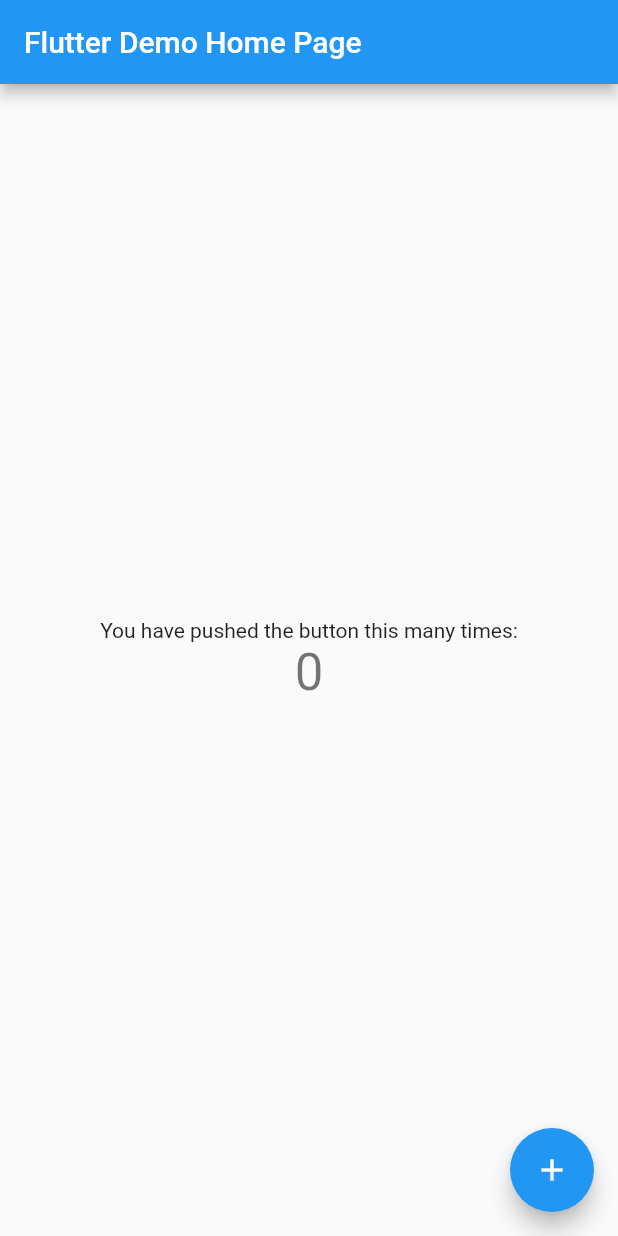
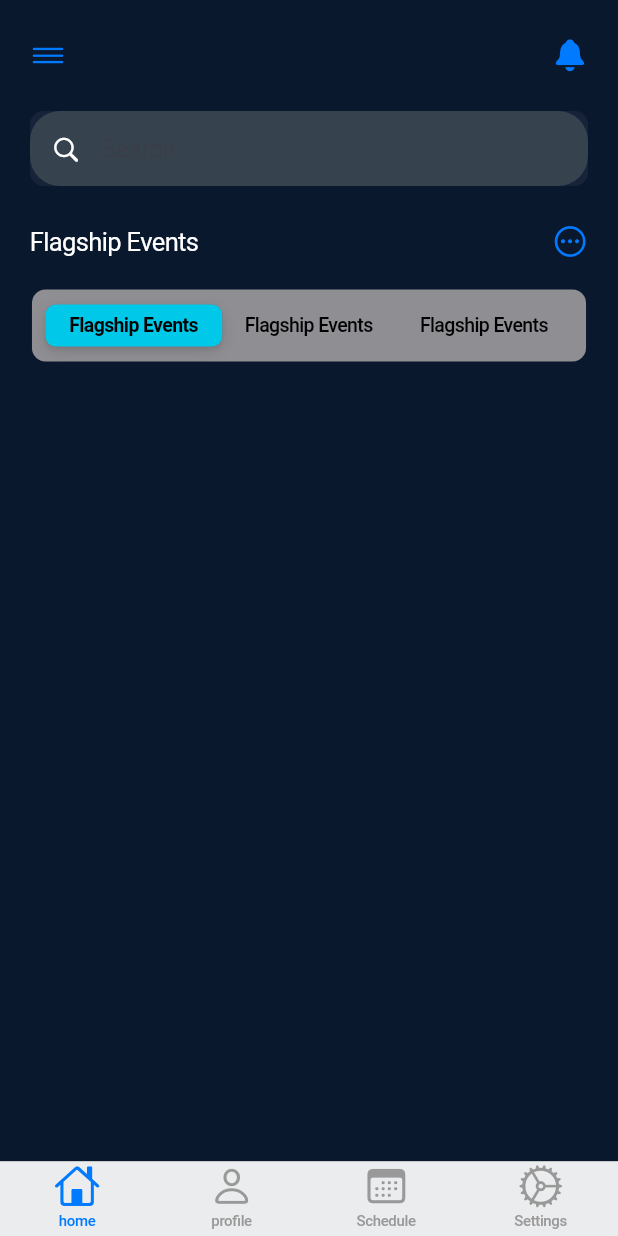
Before and after one commit to devlup-labs/prometeo-23-app, a Flutter app: the screen it shows after launch, on a phone screen of 412 x 824 dp. Run offline on Flutter 3.47's test engine with Material 2 defaults, Android fonts, the phone set to English and light mode, and no system bars.

Commit message:
finished the tabs and search bar

```diff
--- a/lib/main.dart
+++ b/lib/main.dart
@@ -1,4 +1,6 @@
+import 'package:flutter/cupertino.dart';
 import 'package:flutter/material.dart';
+import 'package:prometeo23/pages/landing_page.dart';
 
 void main() {
   runApp(const MyApp());
@@ -10,106 +12,9 @@
   // This widget is the root of your application.
   @override
   Widget build(BuildContext context) {
-    return MaterialApp(
-      title: 'Flutter Demo',
-      theme: ThemeData(
-        // This is the theme of your application.
-        //
-        // Try running your application with "flutter run". You'll see the
-        // application has a blue toolbar. Then, without quitting the app, try
-        // changing the primarySwatch below to Colors.green and then invoke
-        // "hot reload" (press "r" in the console where you ran "flutter run",
-        // or simply save your changes to "hot reload" in a Flutter IDE).
-        // Notice that the counter didn't reset back to zero; the application
-        // is not restarted.
-        primarySwatch: Colors.blue,
-      ),
-      home: const MyHomePage(title: 'Flutter Demo Home Page'),
+    return const CupertinoApp(
+      debugShowCheckedModeBanner: false,
+      home: const LandingPage(),
     );
   }
 }
-
-class MyHomePage extends StatefulWidget {
-  const MyHomePage({super.key, required this.title});
-
-  // This widget is the home page of your application. It is stateful, meaning
-  // that it has a State object (defined below) that contains fields that affect
-  // how it looks.
-
-  // This class is the configuration for the state. It holds the values (in this
-  // case the title) provided by the parent (in this case the App widget) and
-  // used by the build method of the State. Fields in a Widget subclass are
-  // always marked "final".
-
-  final String title;
-
-  @override
-  State<MyHomePage> createState() => _MyHomePageState();
-}
-
-class _MyHomePageState extends State<MyHomePage> {
-  int _counter = 0;
-
-  void _incrementCounter() {
-    setState(() {
-      // This call to setState tells the Flutter framework that something has
-      // changed in this State, which causes it to rerun the build method below
-      // so that the display can reflect the updated values. If we changed
-      // _counter without calling setState(), then the build method would not be
-      // called again, and so nothing would appear to happen.
-      _counter++;
-    });
-  }
-
-  @override
-  Widget build(BuildContext context) {
-    // This method is rerun every time setState is called, for instance as done
-    // by the _incrementCounter method above.
-    //
-    // The Flutter framework has been optimized to make rerunning build methods
-    // fast, so that you can just rebuild anything that needs updating rather
-    // than having to individually change instances of widgets.
-    return Scaffold(
-      appBar: AppBar(
-        // Here we take the value from the MyHomePage object that was created by
-        // the App.build method, and use it to set our appbar title.
-        title: Text(widget.title),
-      ),
-      body: Center(
-        // Center is a layout widget. It takes a single child and positions it
-        // in the middle of the parent.
-        child: Column(
-          // Column is also a layout widget. It takes a list of children and
-          // arranges them vertically. By default, it sizes itself to fit its
-          // children horizontally, and tries to be as tall as its parent.
-          //
-          // Invoke "debug painting" (press "p" in the console, choose the
-          // "Toggle Debug Paint" action from the Flutter Inspector in Android
-          // Studio, or the "Toggle Debug Paint" command in Visual Studio Code)
-          // to see the wireframe for each widget.
-          //
-          // Column has various properties to control how it sizes itself and
-          // how it positions its children. Here we use mainAxisAlignment to
-          // center the children vertically; the main axis here is the vertical
-          // axis because Columns are vertical (the cross axis would be
-          // horizontal).
-          mainAxisAlignment: MainAxisAlignment.center,
-          children: <Widget>[
-            const Text(
-              'You have pushed the button this many times:',
-            ),
-            Text(
-              '$_counter',
-              style: Theme.of(context).textTheme.headline4,
-            ),
-          ],
-        ),
-      ),
-      floatingActionButton: FloatingActionButton(
-        onPressed: _incrementCounter,
-        tooltip: 'Increment',
-        child: const Icon(Icons.add),
-      ), // This trailing comma makes auto-formatting nicer for build methods.
-    );
-  }
-}
--- /dev/null
+++ b/lib/pages/home_page/home_page.dart
@@ -0,0 +1,111 @@
+import 'package:flutter/cupertino.dart';
+import 'package:flutter/material.dart';
+
+class HomePage extends StatefulWidget {
+  const HomePage({super.key});
+
+  @override
+  State<HomePage> createState() => _HomePageState();
+}
+
+class _HomePageState extends State<HomePage> {
+  int groupValue = 0;
+  @override
+  Widget build(BuildContext context) {
+    return  Container(
+      color: Color(0xff0a182e),
+      width: MediaQuery.of(context).size.width,
+      height: MediaQuery.of(context).size.height,
+      padding: const EdgeInsets.symmetric(horizontal: 20),
+      child: Column(
+        children: [
+        const SizedBox(height: 25),
+        Row(
+          mainAxisAlignment: MainAxisAlignment.spaceBetween,
+          children: const [
+            Icon(CupertinoIcons.line_horizontal_3),
+            Icon(CupertinoIcons.bell_solid)
+            ],
+          ),
+
+          // sized box
+          const SizedBox(height: 25),
+
+           // search bar
+           Container(
+            height: 50,
+            decoration: const BoxDecoration(
+              color: Color(0xff2f3b49),
+              borderRadius: BorderRadius.all(Radius.circular(20))
+            ),
+            child: const CupertinoSearchTextField(
+              suffixIcon: Icon(
+                CupertinoIcons.ellipsis_vertical,
+                color: CupertinoColors.white
+                ),
+              prefixIcon: Padding(
+                padding: EdgeInsets.symmetric(horizontal: 8.0),
+                child: Icon(
+                  CupertinoIcons.search,
+                  color: CupertinoColors.white
+                  ),
+              ),
+              )
+            ),
+
+            // sized box
+            const SizedBox(height: 25),
+            // Title of the slider
+            Row(
+              mainAxisAlignment: MainAxisAlignment.spaceBetween,
+              children: const[
+                Text(
+                  'Flagship Events',
+                  style: TextStyle(
+                    color: CupertinoColors.white
+                    )
+                ),
+                Icon(CupertinoIcons.ellipsis_circle)
+                ]
+              ),
+
+            // sized box
+
+            const SizedBox(height: 20),
+            // making the Tabs
+            Container(
+              child: CupertinoSlidingSegmentedControl(
+                padding: EdgeInsets.all(10),
+                groupValue: groupValue,
+                thumbColor: Color(0xff00C8E9),
+                backgroundColor: CupertinoColors.systemGrey,
+                children: {
+                  0: Container(
+                    padding: const EdgeInsets.all(5),
+                    child: const Text(
+                      'Flagship Events'
+                      ),
+                  ),
+                  1: Container(
+                    padding: const EdgeInsets.all(5),
+                    child: const Text(
+                      'Flagship Events'
+                      ),
+                  ),
+
+                  2: Container(
+                    padding: const EdgeInsets.all(5),
+                    child: const Text(
+                      'Flagship Events'
+                      ),
+                  ),
+                },
+                onValueChanged: (value){
+                }),
+            )
+
+        ]
+      )
+    );
+  }
+}
--- /dev/null
+++ b/lib/pages/landing_page.dart
@@ -0,0 +1,30 @@
+import 'package:flutter/cupertino.dart';
+import 'package:prometeo23/pages/home_page/home_page.dart';
+
+class LandingPage extends StatefulWidget {
+  const LandingPage({super.key});
+
+  @override
+  State<LandingPage> createState() => _LandingPageState();
+}
+
+class _LandingPageState extends State<LandingPage> {
+  @override
+  Widget build(BuildContext context) {
+    return CupertinoTabScaffold(
+      tabBar: CupertinoTabBar(items: const [
+        BottomNavigationBarItem(icon: Icon(CupertinoIcons.home) , label: 'home'),
+        BottomNavigationBarItem(icon: Icon(CupertinoIcons.person) , label: 'profile'),
+        BottomNavigationBarItem(icon: Icon(CupertinoIcons.calendar) , label: 'Schedule'),
+        BottomNavigationBarItem(icon: Icon(CupertinoIcons.settings) , label: 'Settings'),
+      ]),
+      tabBuilder: ((context, index) {
+        return CupertinoTabView(
+          builder: (context){
+            return HomePage();
+          },
+        );
+      })
+      );
+  }
+}
--- a/lib/widgets/cards.dart
+++ b/lib/widgets/cards.dart
@@ -16,6 +16,10 @@
   @override
   Widget build(BuildContext context) {
     return CupertinoPageScaffold(
+      child: GestureDetector(
+        onTap: (){
+          // some logic
+        },
         child: Container(
           width: MediaQuery.of(context).size.width * 0.8,
           height: MediaQuery.of(context).size.height * 0.7,
@@ -74,6 +78,7 @@
             ],
           ),
         ),
+      ),
     );
   }
 }
```
Also changed, not shown: lib/pages/temp.dart (deleted). Lines whose indentation alone changed are shown as unchanged.
